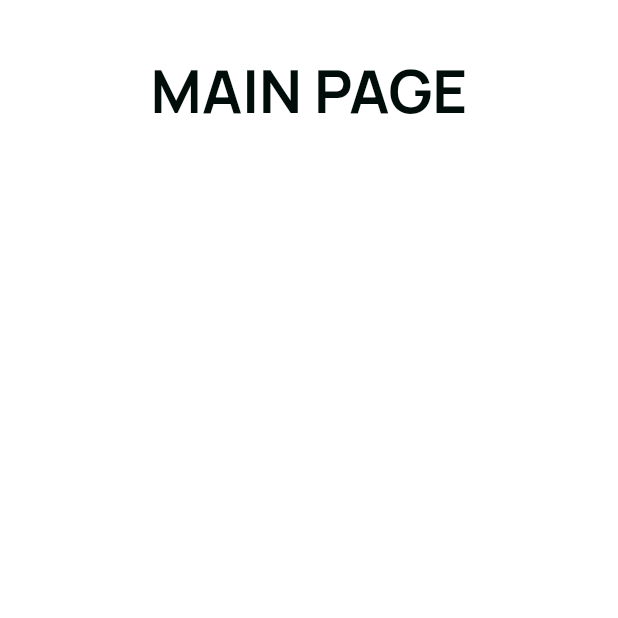
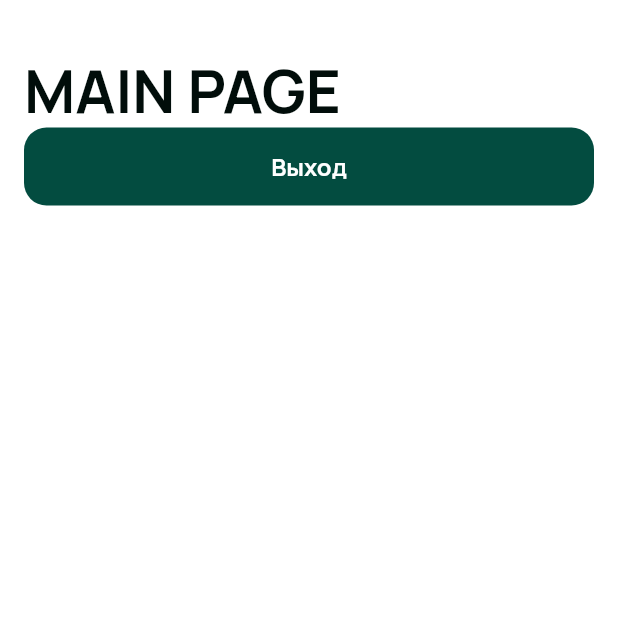
Before and after one commit to yngve3/LymphomaFlutterApp, a Flutter app: the MainPage screen opened by its route, on a phone screen of 412 x 824 dp, the top half of it. Run offline on Flutter 3.47's test engine with Material 3 defaults, Android fonts, the phone set to English and light mode, and no system bars; our stand-ins replace easy_debounce, flutter_bloc, flutter_svg, freezed_annotation, get_it, go_router and 5 more; accounts and stored records are empty.

```diff
--- a/lib/data/repositories/auth_repository.dart
+++ b/lib/data/repositories/auth_repository.dart
@@ -1,5 +1,7 @@
+import 'package:injectable/injectable.dart';
 import 'package:supabase_flutter/supabase_flutter.dart';
 
+@injectable
 class AuthRepository {
   Future<void> register({
     required String email,
@@ -30,4 +32,6 @@ class AuthRepository {
       rethrow;
     }
   }
+
+  void logout() => Supabase.instance.client.auth.signOut();
 }
--- /dev/null
+++ b/lib/data/repositories/user_repository.dart
@@ -0,0 +1,6 @@
+import 'package:supabase_flutter/supabase_flutter.dart';
+
+class UserRepository {
+  bool get isLoginIn => Supabase.instance.client.auth.currentUser != null;
+  bool get isConfirmed => true;
+}
--- a/lib/domain/interactors/auth_interactor.dart
+++ b/lib/domain/interactors/auth_interactor.dart
@@ -1,3 +1,4 @@
+import 'package:injectable/injectable.dart';
 import 'package:lymphoma/consts/strings.dart';
 import 'package:lymphoma/data/repositories/auth_repository.dart';
 import 'package:supabase_flutter/supabase_flutter.dart';
@@ -17,9 +18,12 @@ enum LoginStatus {
   unknown
 }
 
+@injectable
 class AuthInteractor {
 
-  final _authRepository = AuthRepository();
+  AuthInteractor(this._authRepository);
+
+  late final AuthRepository _authRepository;
 
   Future<RegistrationStatus> register({
     required Map<String, Field> textFields,
--- a/lib/domain/models/field/field.dart
+++ b/lib/domain/models/field/field.dart
@@ -23,4 +23,5 @@ class Field with _$Field {
   bool get isNotValid => error != null;
   bool get isEmpty => text?.isEmpty ?? true;
   bool get isNotEmpty => text?.isNotEmpty ?? false;
+
 }
--- a/lib/gen/assets.gen.dart
+++ b/lib/gen/assets.gen.dart
@@ -3,12 +3,12 @@
 ///  FlutterGen
 /// *****************************************************
 
+import 'package:flutter/services.dart';
 // coverage:ignore-file
 // ignore_for_file: type=lint
 // ignore_for_file: directives_ordering,unnecessary_import,implicit_dynamic_list_literal,deprecated_member_use
 
 import 'package:flutter/widgets.dart';
-import 'package:flutter/services.dart';
 import 'package:flutter_svg/flutter_svg.dart';
 import 'package:vector_graphics/vector_graphics.dart';
 
--- a/lib/main.dart
+++ b/lib/main.dart
@@ -3,10 +3,11 @@ import 'package:lymphoma/presentation/app/app.dart';
 import 'package:supabase_flutter/supabase_flutter.dart';
 
 import 'app_config.dart';
+import 'di/dependencies.dart';
 
 Future<void> main() async {
   WidgetsFlutterBinding.ensureInitialized();
-
+  configureDependencies();
   await Supabase.initialize(
     url: AppConfig.databaseURL,
     anonKey: AppConfig.databaseAnonKey,
--- a/lib/presentation/pages/login/login_page.dart
+++ b/lib/presentation/pages/login/login_page.dart
@@ -1,6 +1,7 @@
 import 'package:flutter/material.dart';
 import 'package:flutter_bloc/flutter_bloc.dart';
 import 'package:go_router/go_router.dart';
+import 'package:lymphoma/di/dependencies.dart';
 import 'package:lymphoma/ext/context_ext.dart';
 import 'package:lymphoma/presentation/pages/login/cubit/login_cubit.dart';
 
@@ -17,7 +18,7 @@ class LoginPage extends StatelessWidget {
   @override
   Widget build(BuildContext context) {
     return BlocProvider(
-      create: (context) => LoginCubit(),
+      create: (context) => getIt.get<LoginCubit>(),
       child: BlocConsumer<LoginCubit, LoginState>(
         listenWhen: (previousState, state) {
           return state.isButtonLogInEnabled;
--- a/lib/presentation/pages/login/recovery_page.dart
+++ b/lib/presentation/pages/login/recovery_page.dart
@@ -8,6 +8,7 @@ import 'package:lymphoma/presentation/widgets/app_app_bar.dart';
 import 'package:lymphoma/presentation/widgets/icon_with_card.dart';
 
 import '../../../consts/strings.dart';
+import '../../../di/dependencies.dart';
 import '../../routing/routes.dart';
 import '../../widgets/input_field.dart';
 import '../../widgets/screen.dart';
@@ -19,7 +20,7 @@ class RecoveryPage extends StatelessWidget {
   @override
   Widget build(BuildContext context) {
     return BlocProvider(
-      create: (context) => LoginCubit(),
+      create: (context) => getIt.get<LoginCubit>(),
       child: BlocBuilder<LoginCubit, LoginState>(
         builder: (context, state) {
           final cubit = BlocProvider.of<LoginCubit>(context);
--- a/lib/presentation/pages/main/main_page.dart
+++ b/lib/presentation/pages/main/main_page.dart
@@ -1,6 +1,10 @@
 import 'package:flutter/material.dart';
+import 'package:go_router/go_router.dart';
+import 'package:lymphoma/data/repositories/auth_repository.dart';
 import 'package:lymphoma/ext/context_ext.dart';
 import 'package:lymphoma/presentation/widgets/screen.dart';
+
+import '../../routing/routes.dart';
 
 class MainPage extends StatelessWidget {
   const MainPage({super.key});
@@ -10,9 +14,21 @@ class MainPage extends StatelessWidget {
     return Scaffold(
       body: ScrollableScreen(
         child: Center(
-          child: Text(
-            "MAIN PAGE",
-            style: context.textTheme.headlineLarge,
+          child: Column(
+            crossAxisAlignment: CrossAxisAlignment.stretch,
+            children: [
+              Text(
+                "MAIN PAGE",
+                style: context.textTheme.headlineLarge,
+              ),
+              FilledButton(
+                onPressed: () {
+                  AuthRepository().logout();
+                  context.go(Routes.start.path);
+                },
+                child: const Text("Выход"),
+              )
+            ],
           ),
         ),
       ),
--- a/lib/presentation/pages/registrations/registration_page.dart
+++ b/lib/presentation/pages/registrations/registration_page.dart
@@ -7,6 +7,7 @@ import 'package:lymphoma/presentation/widgets/app_app_bar.dart';
 import 'package:smooth_page_indicator/smooth_page_indicator.dart';
 
 import '../../../consts/strings.dart';
+import '../../../di/dependencies.dart';
 import '../../routing/routes.dart';
 import '../../widgets/enter_date_field.dart';
 import '../../widgets/input_field.dart';
@@ -40,7 +41,7 @@ class _RegistrationPageState extends State<RegistrationPage> {
   @override
   Widget build(BuildContext context) {
     return BlocProvider(
-      create: (context) => RegistrationCubit(),
+      create: (context) => getIt.get<RegistrationCubit>(),
       child: BlocListener<RegistrationCubit, RegistrationState>(
         listenWhen: (previousState, state) {
           return state.isSendRequestButtonEnabled;
--- a/lib/presentation/routing/router.dart
+++ b/lib/presentation/routing/router.dart
@@ -1,4 +1,5 @@
 import 'package:go_router/go_router.dart';
+import 'package:lymphoma/data/repositories/user_repository.dart';
 import 'package:lymphoma/presentation/pages/login/login_page.dart';
 import 'package:lymphoma/presentation/pages/login/recovery_page.dart';
 import 'package:lymphoma/presentation/pages/main/main_page.dart';
@@ -9,7 +10,7 @@ import 'package:lymphoma/presentation/routing/routes.dart';
 
 abstract class AppRouter {
   static final router = GoRouter(
-    initialLocation: Routes.start.path,
+    initialLocation: Routes.main.path,
     debugLogDiagnostics: true,
     routes: [
       GoRoute(
@@ -38,7 +39,18 @@ abstract class AppRouter {
       ),
       GoRoute(
         path: Routes.main.path,
-        builder: (context, state) => const MainPage()
+        builder: (context, state) => const MainPage(),
+        redirect: (context, state) {
+          final userRepository = UserRepository();
+
+          if (!userRepository.isLoginIn) {
+            return Routes.start.path;
+          } else if (!userRepository.isConfirmed) {
+            return Routes.registrationStatus.path;
+          }
+
+          return null;
+        }
       )
     ]
   );
--- a/pubspec.yaml
+++ b/pubspec.yaml
@@ -27,6 +27,8 @@ dependencies:
   intl: ^0.19.0
   mask_text_input_formatter: ^2.9.0
   easy_debounce: ^2.0.3
+  get_it: ^7.7.0
+  injectable: ^2.4.2
 
 dev_dependencies:
   flutter_test:
@@ -37,6 +39,7 @@ dev_dependencies:
   freezed: ^2.4.7
   json_serializable: ^6.7.1
   flutter_gen_runner: ^5.4.0
+  injectable_generator:
 
 flutter_gen:
   integrations:
```
Also changed, not shown: lib/di/dependencies.dart (added, +9 -0 lines), lib/domain/utils/field_changer.dart (+5 -4 lines), lib/presentation/pages/login/cubit/login_cubit.dart (+10 -6 lines), lib/presentation/pages/registrations/cubit/registration_cubit.dart (+10 -5 lines), lib/di/dependencies.config.dart (added), pubspec.lock, 1 other file.
